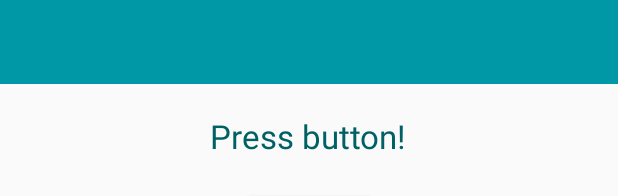
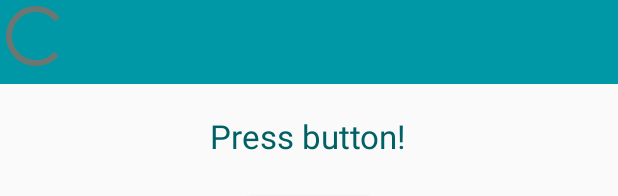
Before and after one commit to CardiaCare/CadiaCare, an Android app: the layout activity_main.xml on its own in the app's theme, with its tools: preview values and no code run, on a phone screen of 412 x 824 dp. Shown: the top 196 px of the screen. Run offline under Robolectric (Android 15) with nearby library versions, the phone set to English and light mode, and no system bars.

Commit message:
Загрузка из сиба в отдельном потоке

```diff
--- a/app/src/main/res/layout/activity_main.xml
+++ b/app/src/main/res/layout/activity_main.xml
@@ -83,6 +83,12 @@
         android:layout_below="@+id/buttonLJson"
         android:layout_centerHorizontal="true" />
 
+    <ProgressBar
+        android:id="@+id/progressBar"
+        android:layout_width="wrap_content"
+        android:layout_height="wrap_content">
+    </ProgressBar>
+
     <Button
         android:layout_width="wrap_content"
         android:layout_height="wrap_content"
```
Also changed, not shown: app/src/main/java/com/petrsu/cardiacare/smartcarepatient/MainActivity.java (+38 -6 lines).
